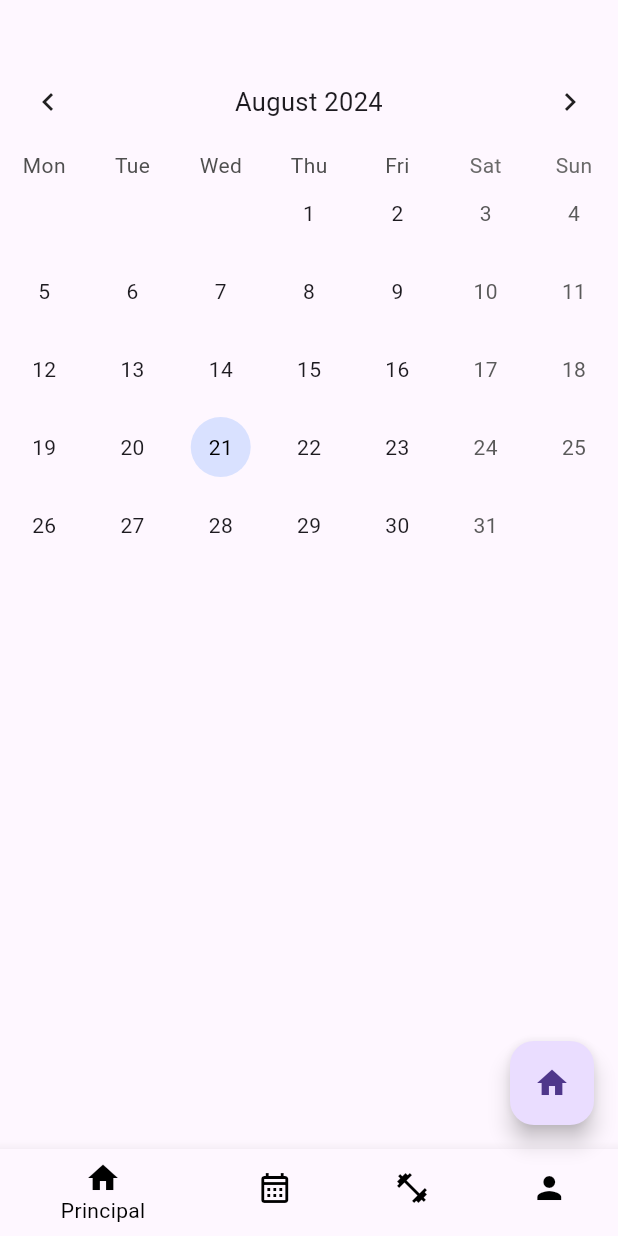
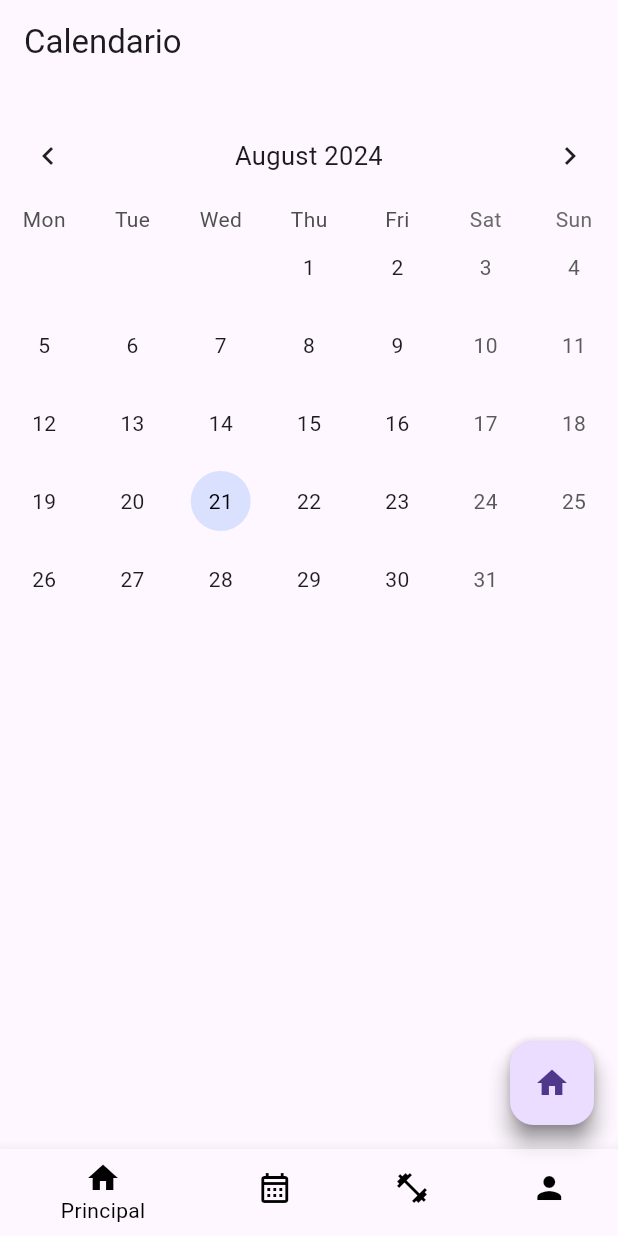
Before and after one commit to rafaelmoralesd/Fitlife, a Flutter app: the screen it shows once a user with an empty profile is signed in, swiped to page 2, on a phone screen of 412 x 824 dp. Run offline on Flutter 3.47's test engine with Material 3 defaults, Android fonts, the phone set to English and light mode, and no system bars; drawn by our look-alikes of table_calendar; our stand-ins replace firebase_auth, firebase_core, google_sign_in, shared_preferences; missing offline and left inert: social_auth_buttons; accounts and stored records are empty.

Commit message:
configurando para eventos

```diff
--- /dev/null
+++ b/lib/calendario.dart
@@ -0,0 +1,129 @@
+import 'package:flutter/material.dart';
+import 'package:table_calendar/table_calendar.dart';
+import 'package:myapp/eventos.dart';
+
+//pestaña de calendario
+class CalendarioPage extends StatefulWidget {
+  const CalendarioPage({super.key});
+
+  @override
+  _CalendarioPageState createState() => _CalendarioPageState();
+}
+
+class _CalendarioPageState extends State<CalendarioPage> {
+  final CalendarFormat _calendarFormat = CalendarFormat.month;
+
+  DateTime ahora = DateTime.now();
+  DateTime? _diaseleccionado;
+  Map<DateTime, List<dynamic>> eventos = {};
+  TextEditingController _eventController = TextEditingController();
+  // late final ValueNotifier<list<Eventos>> _eventoseleccionado;
+
+  void _diaSeleccionado(DateTime dia, DateTime focusedDay) {
+    setState(() {
+      ahora = dia;
+    });
+  }
+
+  @override
+  void initState() {
+    super.initState();
+    // _eventoseleccionado = ValueNotifier(_getevents(_diaseleccionado));
+  }
+
+  @override
+  void dispose() {
+    super.dispose();
+  }
+/*List<Eventos> _getevents(DateTime day) {
+    return eventos[day]??[];
+  }
+*/
+
+  @override
+  Widget build(BuildContext context) {
+    return Scaffold(
+      appBar: AppBar(
+        title: const Text('Calendario'),
+      ),
+      floatingActionButton: FloatingActionButton(
+        onPressed: () {
+          showDialog(
+              context: context,
+              builder: (context) {
+                return AlertDialog(
+                  scrollable: true,
+                  title: Text('Nombre del evento'),
+                  content: Padding(
+                    padding: EdgeInsets.all(8.0),
+                    child: TextField(
+                      controller: _eventController,
+                    ),
+                  ),
+                  actions: [
+                    ElevatedButton(
+                      onPressed: () {
+                        eventos.addAll({
+                          _diaseleccionado!: [Eventos(_eventController.text)]
+                        });
+                        Navigator.of(context).pop();
+                      },
+                      child: Text('Agregar'),
+                    )
+                  ],
+                );
+              });
+        },
+        child: Icon(Icons.add),
+      ),
+      body: Column(
+        children: [
+          const SizedBox(height: 16),
+          TableCalendar(
+            headerStyle: const HeaderStyle(
+              titleCentered: true,
+              formatButtonVisible: false,
+            ),
+            availableGestures: AvailableGestures.all,
+            focusedDay: ahora,
+            selectedDayPredicate: (hoy) => isSameDay(hoy, ahora),
+            firstDay: DateTime.utc(2020, 1, 1),
+            lastDay: DateTime.utc(2030, 12, 31),
+            onDaySelected: _diaSeleccionado,
+            startingDayOfWeek: StartingDayOfWeek.monday,
+            calendarFormat: _calendarFormat,
+            calendarStyle: CalendarStyle(
+              selectedDecoration: BoxDecoration(
+                color: Colors.blueAccent.withOpacity(0.2),
+                shape: BoxShape.circle,
+              ),
+              selectedTextStyle: const TextStyle(
+                color: Color.fromARGB(255, 0, 0, 0),
+              ),
+              todayDecoration: const BoxDecoration(
+                color: Colors.blueAccent,
+                shape: BoxShape.circle,
+              ),
+              todayTextStyle: const TextStyle(
+                color: Color.fromARGB(255, 0, 0, 0),
+              ),
+              outsideDaysVisible: false,
+            ),
+            /*
+            onFormatChanged: (format) {
+              if (_calendarFormat != format) {
+                setState(() {
+                  _calendarFormat = format;
+                });
+              }
+            },
+            onPageChanged: (focusedDay) {
+              focusedDay = focusedDay;
+            },*/
+          ),
+          const SizedBox(height: 8.0)
+        ],
+      ),
+    );
+  }
+}
--- /dev/null
+++ b/lib/eventos.dart
@@ -0,0 +1,4 @@
+class Eventos {
+  final String titulo;
+  Eventos(this.titulo);
+}
--- a/lib/inputs_page.dart
+++ b/lib/inputs_page.dart
@@ -36,6 +36,7 @@ class InputsPage extends StatelessWidget {
       return null;
     }
   }
+
   @override
   Widget build(BuildContext context) {
     return Scaffold(
@@ -179,6 +180,4 @@ class InputsPage extends StatelessWidget {
       ),
     );
   }
-
-
 }
--- a/lib/principal_page.dart
+++ b/lib/principal_page.dart
@@ -1,7 +1,6 @@
 import 'package:flutter/material.dart';
 import 'package:myapp/crearRutina.dart';
-
-import 'package:table_calendar/table_calendar.dart';
+import 'package:myapp/calendario.dart';
 
 class PrincipalPage extends StatefulWidget {
   const PrincipalPage({super.key});
@@ -19,17 +18,13 @@ class _PrincipalPageState extends State<PrincipalPage> {
     return Scaffold(
         body: PageView(
           controller: _pageController,
-          // ⬇️ Para desabilitar el swipe
           physics: const NeverScrollableScrollPhysics(),
-          // onPageChanged: (value) {
-          //   setState(() {});
-          //   currentIndex = value;
-          // },
           children: [
-
             const HomeMenuPage(),
             const CalendarioPage(),
-            Container(color: Colors.white,),
+            Container(
+              color: Colors.white,
+            ),
           ],
         ),
         bottomNavigationBar: BottomNavigationBar(
@@ -50,22 +45,17 @@ class _PrincipalPageState extends State<PrincipalPage> {
               Navigator.push(
                 context,
                 MaterialPageRoute(
-                builder: (context) =>  Crearrutina(),
+                  builder: (context) => Crearrutina(),
                 ),
               );
             } else {
-            // Si no, navega usando el PageView
               _pageController.animateToPage(
                 value,
                 duration: const Duration(milliseconds: 300),
                 curve: Curves.easeInOut,
               );
             }
-
-
           },
-
-
           backgroundColor: const Color.fromARGB(255, 229, 233, 240),
           selectedItemColor: Colors.black,
           unselectedItemColor: Colors.black,
@@ -74,11 +64,9 @@ class _PrincipalPageState extends State<PrincipalPage> {
               label: 'Principal',
               icon: Icon(Icons.home),
             ),
-
             BottomNavigationBarItem(
               label: 'Calendario',
               icon: Icon(Icons.calendar_month_outlined),
-
             ),
             BottomNavigationBarItem(
               label: 'Rutina',
@@ -108,75 +96,8 @@ class HomeMenuPage extends StatelessWidget {
   @override
   Widget build(BuildContext context) {
     print("Home Menu Page cargado");
-    return Container(color: Colors.white,);
-  }
-}
-
-//pestaña de calendario
-class CalendarioPage extends StatefulWidget {
-  const CalendarioPage({super.key});
-
-  @override
-  _CalendarioPageState createState() => _CalendarioPageState();
-}
-
-class _CalendarioPageState extends State<CalendarioPage> {
-  final CalendarFormat _calendarFormat = CalendarFormat.month;
-
-  DateTime ahora = DateTime.now();
-  DateTime? _diaseleccionado;
-  Map<DateTime, List<dynamic>> eventos = {};
-
-  void _diaSeleccionado(DateTime dia, DateTime focusedDay) {
-    setState(() {
-      ahora = dia;
-    });
-  }
-
-  @override
-  void dispose() {
-    super.dispose();
-  }
-
-  @override
-  Widget build(BuildContext context) {
-    return Center(
-      child: Column(
-        children: [
-          const SizedBox(height: 36),
-          TableCalendar(
-            headerStyle: const HeaderStyle(
-              titleCentered: true,
-              formatButtonVisible: false,
-            ),
-            availableGestures: AvailableGestures.all,
-            focusedDay: ahora,
-            selectedDayPredicate: (hoy) => isSameDay(hoy, ahora),
-            firstDay: DateTime.utc(2020, 1, 1),
-            lastDay: DateTime.utc(2030, 12, 31),
-            onDaySelected: _diaSeleccionado,
-            startingDayOfWeek: StartingDayOfWeek.monday,
-            calendarFormat: _calendarFormat,
-            calendarStyle: CalendarStyle(
-              selectedDecoration: BoxDecoration(
-                color: Colors.blueAccent.withOpacity(0.2),
-                shape: BoxShape.circle,
-              ),
-              selectedTextStyle: const TextStyle(
-                color: Color.fromARGB(255, 0, 0, 0),
-              ),
-              todayDecoration: const BoxDecoration(
-                color: Colors.blueAccent,
-                shape: BoxShape.circle,
-              ),
-              todayTextStyle: const TextStyle(
-                color: Color.fromARGB(255, 0, 0, 0),
-              ),
-              outsideDaysVisible: false,
-            ),
-          ),
-        ],
-      ),
+    return Container(
+      color: Colors.white,
     );
   }
 }
```
Lines whose indentation alone changed are shown as unchanged.
